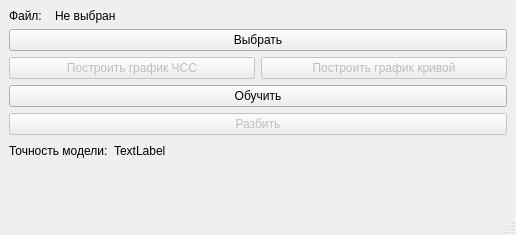
Above: main.ui from PritOriginal/ECG before the change. Below: the same form after it.
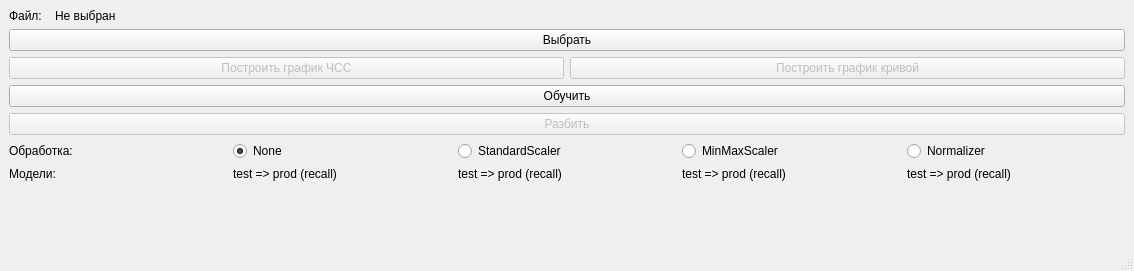
That is the form after the change.

What changed in the file:
```diff
--- a/main.ui
+++ b/main.ui
@@ -6,8 +6,8 @@
    <rect>
     <x>0</x>
     <y>0</y>
-    <width>516</width>
-    <height>235</height>
+    <width>1134</width>
+    <height>271</height>
    </rect>
   </property>
   <property name="windowTitle">
@@ -102,34 +102,84 @@
       </property>
      </widget>
     </item>
+    <item>
+     <layout class="QHBoxLayout" name="horizontalLayout_4">
+      <item>
+       <widget class="QLabel" name="label_3">
+        <property name="text">
+         <string>Обработка:</string>
+        </property>
+       </widget>
+      </item>
+      <item>
+       <widget class="QRadioButton" name="prepRadBtnNone">
+        <property name="text">
+         <string>None</string>
+        </property>
+        <property name="checked">
+         <bool>true</bool>
+        </property>
+       </widget>
+      </item>
+      <item>
+       <widget class="QRadioButton" name="prepRadBtnStandardScaler">
+        <property name="text">
+         <string>StandardScaler</string>
+        </property>
+       </widget>
+      </item>
+      <item>
+       <widget class="QRadioButton" name="prepRadBtnMinMaxScaler">
+        <property name="text">
+         <string>MinMaxScaler</string>
+        </property>
+       </widget>
+      </item>
+      <item>
+       <widget class="QRadioButton" name="prepRadBtnNormalizer">
+        <property name="text">
+         <string>Normalizer</string>
+        </property>
+       </widget>
+      </item>
+     </layout>
+    </item>
     <item>
      <layout class="QHBoxLayout" name="horizontalLayout_3">
       <item>
        <widget class="QLabel" name="label_2">
         <property name="text">
-         <string>Точность модели:</string>
+         <string>Модели:</string>
         </property>
        </widget>
       </item>
       <item>
        <widget class="QLabel" name="accuracyModelLb">
         <property name="text">
-         <string>TextLabel</string>
+         <string>test =&gt; prod (recall)</string>
         </property>
        </widget>
       </item>
       <item>
-       <spacer name="horizontalSpacer">
-        <property name="orientation">
-         <enum>Qt::Orientation::Horizontal</enum>
+       <widget class="QLabel" name="label_5">
+        <property name="text">
+         <string>test =&gt; prod (recall)</string>
         </property>
-        <property name="sizeHint" stdset="0">
-         <size>
-          <width>40</width>
-          <height>20</height>
-         </size>
+       </widget>
+      </item>
+      <item>
+       <widget class="QLabel" name="label_6">
+        <property name="text">
+         <string>test =&gt; prod (recall)</string>
         </property>
-       </spacer>
+       </widget>
+      </item>
+      <item>
+       <widget class="QLabel" name="label_7">
+        <property name="text">
+         <string>test =&gt; prod (recall)</string>
+        </property>
+       </widget>
       </item>
      </layout>
     </item>
```
Left out of the diff: 7 changed lines with no effect on the pictures.
